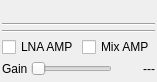
This is plugins/samplesource/v4l-msi/v4lgui.ui in f4exb/sdrangel as Qt 5 draws it before an edit. The edited form follows.
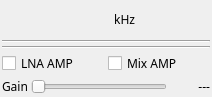
This is the edited form. Custom widgets are drawn as their Qt base class.

Commit message: Font face and size normalization: added missing input interface GUIs

The edit to the form file:
```diff
--- a/plugins/samplesource/v4l-msi/v4lgui.ui
+++ b/plugins/samplesource/v4l-msi/v4lgui.ui
@@ -6,8 +6,8 @@
    <rect>
     <x>0</x>
     <y>0</y>
-    <width>132</width>
-    <height>82</height>
+    <width>212</width>
+    <height>97</height>
    </rect>
   </property>
   <property name="sizePolicy">
@@ -16,6 +16,12 @@
     <verstretch>0</verstretch>
    </sizepolicy>
   </property>
+  <property name="font">
+   <font>
+    <family>Sans Serif</family>
+    <pointsize>9</pointsize>
+   </font>
+  </property>
   <property name="windowTitle">
    <string>Video4Linux</string>
   </property>
@@ -78,6 +84,13 @@
        </property>
       </widget>
      </item>
+     <item>
+      <widget class="QLabel" name="freqUnits">
+       <property name="text">
+        <string> kHz</string>
+       </property>
+      </widget>
+     </item>
      <item>
       <spacer name="horizontalSpacer_2">
        <property name="orientation">
```
The commit also changes 10 other files.
